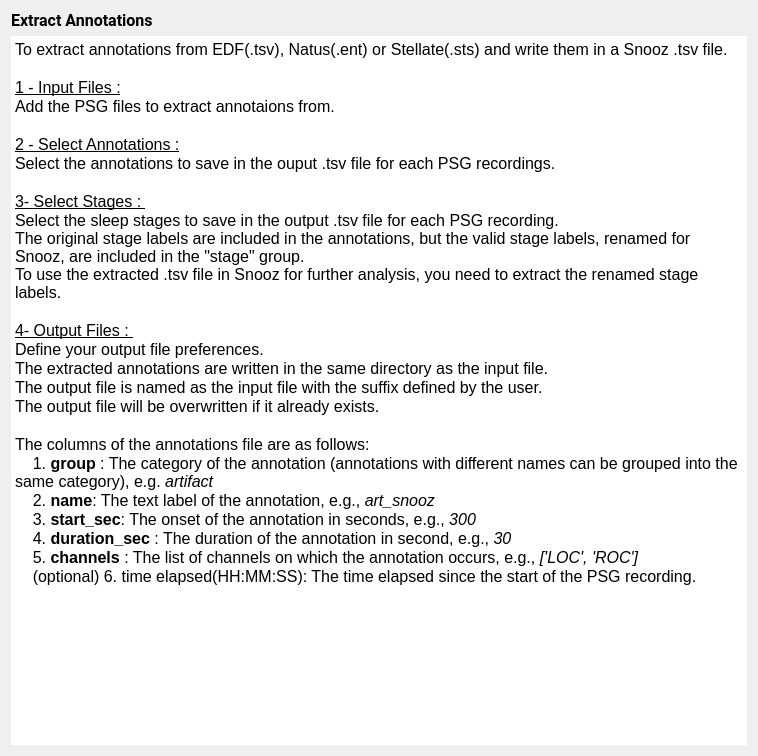
This is tools/CEAMSTools/ExtractAnnotation/IntroStep/Ui_IntroStep.ui in SnoozToolbox/snooz-package-ceams as Qt 5 draws it before an edit. The edited form follows.
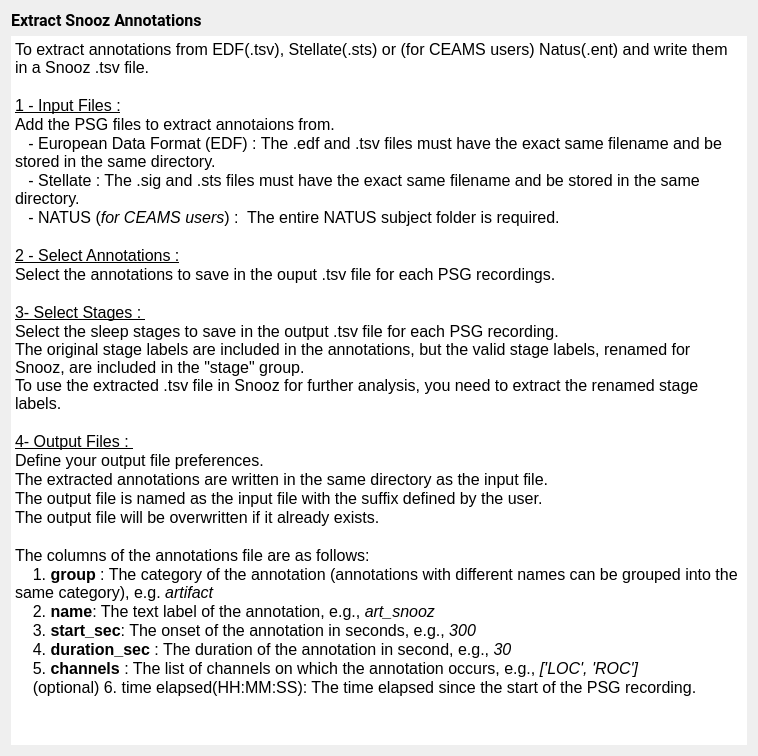
This is the edited form.

Diff of the .ui file:
```diff
--- a/tools/CEAMSTools/ExtractAnnotation/IntroStep/Ui_IntroStep.ui
+++ b/tools/CEAMSTools/ExtractAnnotation/IntroStep/Ui_IntroStep.ui
@@ -28,7 +28,7 @@
       </font>
      </property>
      <property name="text">
-      <string>&lt;html&gt;&lt;head/&gt;&lt;body&gt;&lt;p&gt;&lt;span style=&quot; font-weight:600;&quot;&gt;Extract Annotations&lt;/span&gt;&lt;/p&gt;&lt;/body&gt;&lt;/html&gt;</string>
+      <string>&lt;html&gt;&lt;head/&gt;&lt;body&gt;&lt;p&gt;&lt;span style=&quot; font-weight:600;&quot;&gt;Extract Snooz Annotations&lt;/span&gt;&lt;/p&gt;&lt;/body&gt;&lt;/html&gt;</string>
      </property>
     </widget>
    </item>
@@ -54,10 +54,13 @@
 li.unchecked::marker { content: &quot;\2610&quot;; }
 li.checked::marker { content: &quot;\2612&quot;; }
 &lt;/style&gt;&lt;/head&gt;&lt;body style=&quot; font-family:'Roboto'; font-size:12pt; font-weight:400; font-style:normal;&quot;&gt;
-&lt;p style=&quot; margin-top:0px; margin-bottom:0px; margin-left:0px; margin-right:0px; -qt-block-indent:0; text-indent:0px;&quot;&gt;To extract annotations from EDF(.tsv), Natus(.ent) or Stellate(.sts) and write them in a Snooz .tsv file.&lt;/p&gt;
+&lt;p style=&quot; margin-top:0px; margin-bottom:0px; margin-left:0px; margin-right:0px; -qt-block-indent:0; text-indent:0px;&quot;&gt;To extract annotations from EDF(.tsv), Stellate(.sts) or (for CEAMS users) Natus(.ent) and write them in a Snooz .tsv file.&lt;/p&gt;
 &lt;p style=&quot;-qt-paragraph-type:empty; margin-top:0px; margin-bottom:0px; margin-left:0px; margin-right:0px; -qt-block-indent:0; text-indent:0px;&quot;&gt;&lt;br /&gt;&lt;/p&gt;
 &lt;p style=&quot; margin-top:0px; margin-bottom:0px; margin-left:0px; margin-right:0px; -qt-block-indent:0; text-indent:0px;&quot;&gt;&lt;span style=&quot; text-decoration: underline;&quot;&gt;1 - Input Files :&lt;/span&gt;&lt;/p&gt;
 &lt;p style=&quot; margin-top:0px; margin-bottom:0px; margin-left:0px; margin-right:0px; -qt-block-indent:0; text-indent:0px;&quot;&gt;Add the PSG files to extract annotaions from.&lt;/p&gt;
+&lt;p style=&quot; margin-top:0px; margin-bottom:0px; margin-left:0px; margin-right:0px; -qt-block-indent:0; text-indent:0px;&quot;&gt;&lt;span style=&quot; font-family:'Roboto-Regular';&quot;&gt;   - European Data Format (EDF) : The .edf and .tsv files must have the exact same filename and be stored in the same directory.&lt;/span&gt;&lt;/p&gt;
+&lt;p style=&quot; margin-top:0px; margin-bottom:0px; margin-left:0px; margin-right:0px; -qt-block-indent:0; text-indent:0px;&quot;&gt;&lt;span style=&quot; font-family:'Roboto-Regular';&quot;&gt;   - Stellate : The .sig and .sts files must have the exact same filename and be stored in the same directory.&lt;/span&gt;&lt;/p&gt;
+&lt;p style=&quot; margin-top:0px; margin-bottom:0px; margin-left:0px; margin-right:0px; -qt-block-indent:0; text-indent:0px;&quot;&gt;&lt;span style=&quot; font-family:'Roboto-Regular';&quot;&gt;   - NATUS (&lt;/span&gt;&lt;span style=&quot; font-family:'Roboto-Regular'; font-style:italic;&quot;&gt;for CEAMS users&lt;/span&gt;&lt;span style=&quot; font-family:'Roboto-Regular';&quot;&gt;) : &lt;/span&gt;&lt;span style=&quot; font-family:'MS Shell Dlg 2';&quot;&gt; The entire NATUS subject folder is required.&lt;/span&gt;&lt;/p&gt;
 &lt;p style=&quot;-qt-paragraph-type:empty; margin-top:0px; margin-bottom:0px; margin-left:0px; margin-right:0px; -qt-block-indent:0; text-indent:0px;&quot;&gt;&lt;br /&gt;&lt;/p&gt;
 &lt;p style=&quot; margin-top:0px; margin-bottom:0px; margin-left:0px; margin-right:0px; -qt-block-indent:0; text-indent:0px;&quot;&gt;&lt;span style=&quot; text-decoration: underline;&quot;&gt;2 - Select Annotations :&lt;/span&gt;&lt;/p&gt;
 &lt;p style=&quot; margin-top:0px; margin-bottom:0px; margin-left:0px; margin-right:0px; -qt-block-indent:0; text-indent:0px;&quot;&gt;Select the annotations to save in the ouput .tsv file for each PSG recordings. 	&lt;/p&gt;
```
